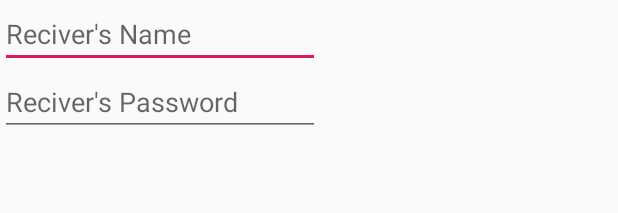
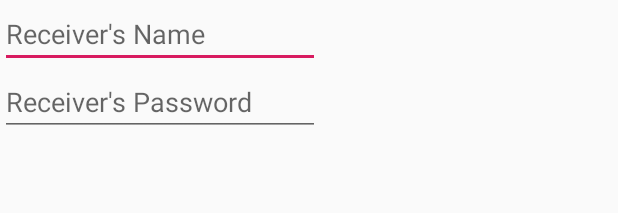
Before and after one commit to AgnellusX1/BVH-PharmacyApp, an Android app: the layout nurse_login.xml on its own in the app's theme, with its tools: preview values and no code run, on a phone screen of 412 x 824 dp. Shown: the top 213 px of the screen. Run offline under Robolectric (Android 15) with nearby library versions, the phone set to English and light mode, and no system bars.

Commit message:
optimise stage1

```diff
--- a/app/src/main/java/com/agnellusx1/pharmacy/Dashboard.java
+++ b/app/src/main/java/com/agnellusx1/pharmacy/Dashboard.java
@@ -107,6 +107,9 @@ public class Dashboard extends AppCompatActivity {
                                             startActivity(addItems);
                                             finish();
                                         }
+                                        else{
+                                            Toast.makeText(Dashboard.this, "Invalid Credentials", Toast.LENGTH_LONG).show();
+                                        }
 
                                     }catch(Exception ex){
                                         Toast.makeText(Dashboard.this,ex.getMessage(), Toast.LENGTH_LONG).show();
--- a/app/src/main/java/com/agnellusx1/pharmacy/DashboardList.java
+++ b/app/src/main/java/com/agnellusx1/pharmacy/DashboardList.java
@@ -47,9 +47,9 @@ public class DashboardList extends Fragment {
         Connection connection=dBconnect.connectionclass();
 
         ArrayList<OrderSample> itemList = new ArrayList<OrderSample>();
-        Toast.makeText(getContext(), "Checking fo Orders", Toast.LENGTH_SHORT).show();
+        //Toast.makeText(getContext(), "Checking fo Orders", Toast.LENGTH_SHORT).show();
         if(connection==null){
-            Toast.makeText(getContext(),"Check Internet", Toast.LENGTH_SHORT).show();
+            Toast.makeText(getContext(),"Check WiFi Access", Toast.LENGTH_SHORT).show();
         }
         else {
             String query="Select PatientCode,Status,PatientName FROM Order_List where Status = '1'";
--- a/app/src/main/java/com/agnellusx1/pharmacy/MainActivity.java
+++ b/app/src/main/java/com/agnellusx1/pharmacy/MainActivity.java
@@ -147,7 +147,7 @@ public class MainActivity extends AppCompatActivity
                     Connection con = DB.connectionclass();        // Connect to database
                     if (con == null)
                     {
-                        z = "Check Your Internet Access!";
+                        z = "Check Your WiFi Access!";
                     }
                     else
                     {
--- a/app/src/main/java/com/agnellusx1/pharmacy/Tabs/PatientTab.java
+++ b/app/src/main/java/com/agnellusx1/pharmacy/Tabs/PatientTab.java
@@ -6,7 +6,6 @@ import android.os.Bundle;
 import androidx.fragment.app.Fragment;
 import androidx.recyclerview.widget.LinearLayoutManager;
 import androidx.recyclerview.widget.RecyclerView;
-import androidx.swiperefreshlayout.widget.SwipeRefreshLayout;
 
 import android.view.LayoutInflater;
 import android.view.View;
@@ -45,7 +44,7 @@ public class PatientTab extends Fragment {
                              Bundle savedInstanceState) {
 
         // Inflate the layout for this fragment
-        View view=inflater.inflate(R.layout.fragment_normal_tab, container, false);
+        View view=inflater.inflate(R.layout.fragment_patient_tab, container, false);
 
         DBconnect dBconnect=new DBconnect();
         Connection connection=dBconnect.connectionclass();
@@ -59,7 +58,7 @@ public class PatientTab extends Fragment {
 
 
 
-        Toast.makeText(getContext(), "Checking for Orders", Toast.LENGTH_SHORT).show();
+        //Toast.makeText(getContext(), "Checking for Orders", Toast.LENGTH_SHORT).show();
         if(connection==null){
             Toast.makeText(getContext(),"Check Internet", Toast.LENGTH_SHORT).show();
         }
--- a/app/src/main/res/layout/activity_dashboard.xml
+++ b/app/src/main/res/layout/activity_dashboard.xml
@@ -34,7 +34,7 @@
         app:layout_constraintStart_toStartOf="parent"
         app:layout_constraintTop_toTopOf="parent"
         app:layout_constraintVertical_bias="0.976"
-        app:srcCompat="@android:drawable/ic_input_add" />
+        app:srcCompat="@android:drawable/ic_menu_add" />
 
     <com.google.android.material.floatingactionbutton.FloatingActionButton
         android:id="@+id/VfyBtn"
--- a/app/src/main/res/layout/delivered_card.xml
+++ b/app/src/main/res/layout/delivered_card.xml
@@ -28,7 +28,7 @@
             android:layout_height="wrap_content"
             android:text="Location"
             android:textAllCaps="true"
-            android:textSize="18sp"
+            android:textSize="14sp"
             android:textStyle="bold"
             app:layout_constraintBottom_toTopOf="@+id/pName"
             app:layout_constraintEnd_toEndOf="parent"
@@ -72,5 +72,6 @@
             app:layout_constraintStart_toStartOf="parent"
             app:layout_constraintTop_toTopOf="parent"
             app:layout_constraintVertical_bias="0.0" />
+
     </androidx.constraintlayout.widget.ConstraintLayout>
 </androidx.cardview.widget.CardView>
--- a/app/src/main/res/layout/nurse_login.xml
+++ b/app/src/main/res/layout/nurse_login.xml
@@ -14,23 +14,23 @@
         android:layout_width="wrap_content"
         android:layout_height="wrap_content"
         android:ems="10"
+        android:hint="Receiver's Name"
         android:inputType="textPersonName"
-        app:layout_constraintTop_toTopOf="parent"
+        app:layout_constraintBottom_toTopOf="@id/NursePass"
+        app:layout_constraintEnd_toEndOf="parent"
         app:layout_constraintStart_toStartOf="parent"
-        app:layout_constraintEnd_toEndOf="parent"
-        app:layout_constraintBottom_toTopOf="@id/NursePass"
-        android:hint="Reciver's Name" />
+        app:layout_constraintTop_toTopOf="parent" />
 
     <EditText
         android:id="@+id/NursePass"
         android:layout_width="wrap_content"
         android:layout_height="wrap_content"
         android:ems="10"
+        android:hint="Receiver's Password"
         android:inputType="textPassword"
-        app:layout_constraintTop_toBottomOf="@id/NurseId"
+        app:layout_constraintBottom_toBottomOf="parent"
+        app:layout_constraintEnd_toEndOf="parent"
         app:layout_constraintStart_toStartOf="parent"
-        app:layout_constraintEnd_toEndOf="parent"
-        app:layout_constraintBottom_toBottomOf="parent"
-        android:hint="Reciver's Password"/>
+        app:layout_constraintTop_toBottomOf="@id/NurseId" />
 
 </androidx.constraintlayout.widget.ConstraintLayout>
--- a/app/src/main/res/layout/patient_card.xml
+++ b/app/src/main/res/layout/patient_card.xml
@@ -28,7 +28,7 @@
             android:layout_height="19dp"
             android:text="Location"
             android:textAllCaps="true"
-            android:textSize="18sp"
+            android:textSize="14sp"
             android:textStyle="bold"
             app:layout_constraintBottom_toTopOf="@+id/pName"
             app:layout_constraintEnd_toEndOf="parent"
--- a/app/src/main/res/layout/ward_card.xml
+++ b/app/src/main/res/layout/ward_card.xml
@@ -28,7 +28,7 @@
             android:layout_height="wrap_content"
             android:text="Location"
             android:textAllCaps="true"
-            android:textSize="18sp"
+            android:textSize="14sp"
             android:textStyle="bold"
             app:layout_constraintBottom_toTopOf="@+id/pName"
             app:layout_constraintEnd_toEndOf="parent"
```
Also changed, not shown: app/src/main/java/com/agnellusx1/pharmacy/AddItems.java (+5 -5 lines), app/src/main/res/layout/fragment_patient_tab.xml (renamed from app/src/main/res/layout/fragment_normal_tab.xml).
